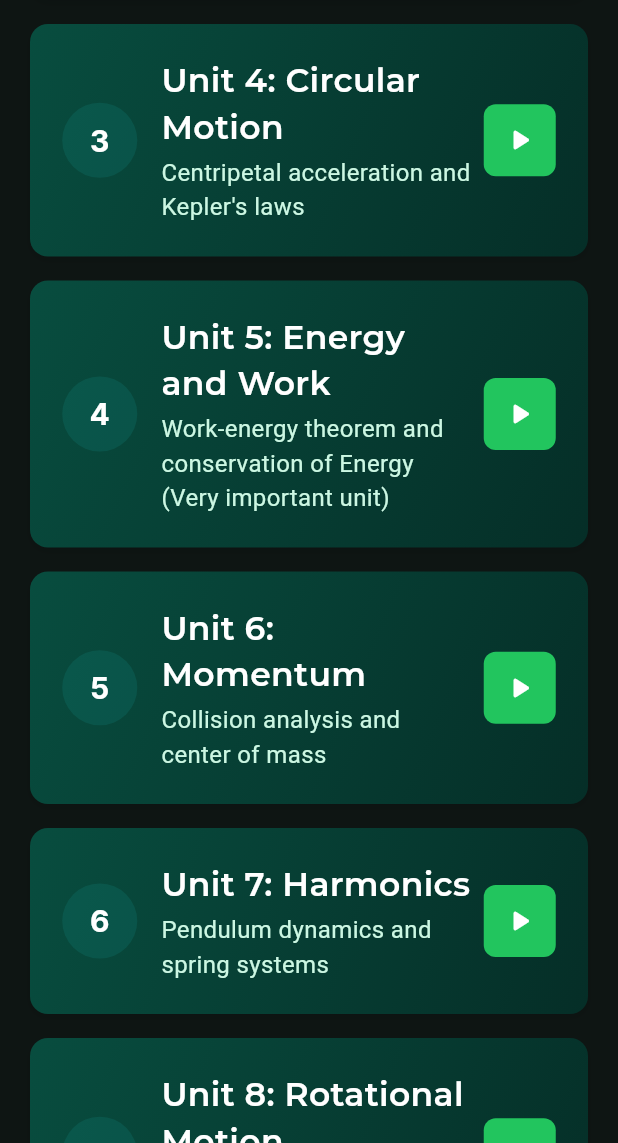
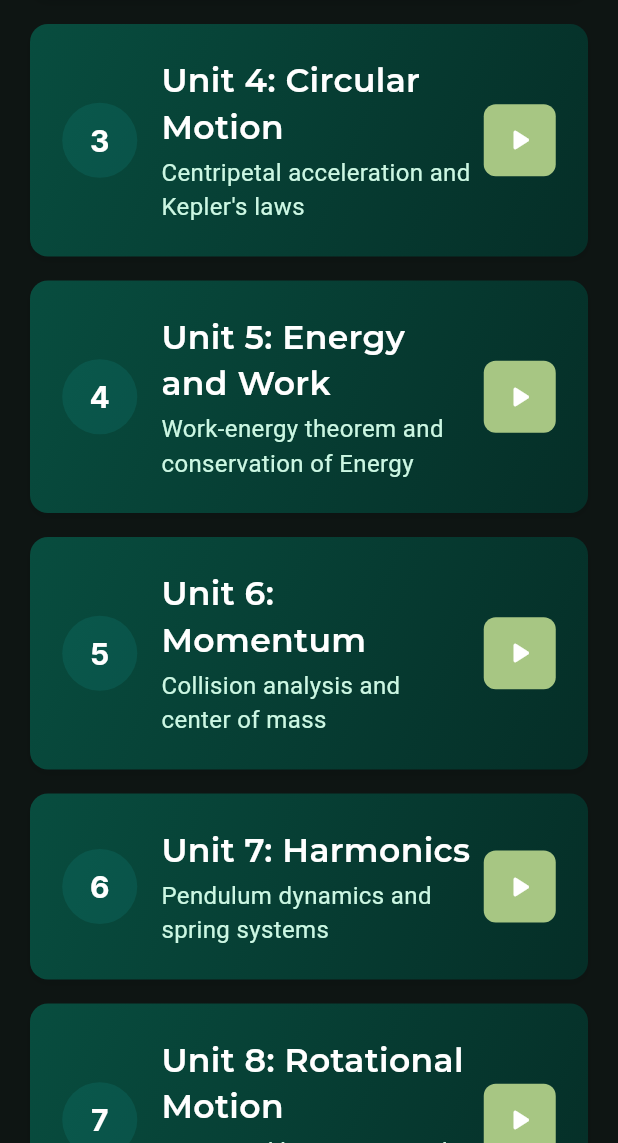
Before and after one commit to HisMonDon/Vera, a Flutter app: the ApPhysics1 screen opened directly, scrolled down 576 dp, on a phone screen of 412 x 824 dp, the part 93-1236 px from its top. Run offline on Flutter 3.47's test engine with Material 3 defaults, Android fonts, the light colour scheme and no system bars; our stand-ins replace auto_size_text, google_fonts, material_design_icons_flutter, persistent_bottom_nav_bar, shared_preferences; missing offline and left inert: extract_video_frame, media_kit, media_kit_video, widget_mask; accounts and stored records are empty.

Commit message:
changed color and gradients

```diff
--- a/coolapp/lib/views/pages/videos/physics_videos/physics_courses/ap_physics_1.dart
+++ b/coolapp/lib/views/pages/videos/physics_videos/physics_courses/ap_physics_1.dart
@@ -72,7 +72,9 @@
                   end: Alignment.bottomRight,
                   colors: isHovered
                       ? [
-                          Color.fromARGB(255, 10, 97, 80),
+                          Color.fromARGB(255, 7, 61, 51),
+                          Color.fromARGB(255, 167, 198, 131),
+
                           Color.fromARGB(255, 7, 61, 51),
                         ]
                       : [
@@ -83,7 +85,7 @@
                 borderRadius: BorderRadius.circular(12),
                 border: Border.all(
                   color: isHovered
-                      ? Color.fromARGB(255, 34, 197, 94).withOpacity(0.6)
+                      ? Color.fromARGB(255, 167, 198, 131)
                       : const Color.fromARGB(0, 121, 27, 27), //transparent
                   width: 1.5,
                 ),
@@ -142,7 +144,7 @@
                   SizedBox(width: 8),
                   Container(
                     decoration: BoxDecoration(
-                      color: Color.fromARGB(255, 34, 197, 94),
+                      color: Color.fromARGB(255, 167, 198, 131),
                       borderRadius: BorderRadius.circular(8),
                     ),
                     child: IconButton(
@@ -202,8 +204,7 @@
     },
     {
       'title': 'Unit 5: Energy and Work',
-      'description':
-          'Work-energy theorem and conservation of Energy (Very important unit)',
+      'description': 'Work-energy theorem and conservation of Energy',
       'videoPage': VideoPlayerScreen(),
       'videoLink':
           'https://raw.githubusercontent.com/HisMonDon/Vera_Videos/main/videos/testVideo.mp4',
@@ -276,7 +277,7 @@
                       width: 80,
                       height: 80,
                       decoration: BoxDecoration(
-                        color: Colors.white.withOpacity(0.1),
+                        color: Color.fromARGB(255, 167, 198, 131),
                         borderRadius: BorderRadius.circular(12),
                       ),
                       child: Icon(Icons.science, size: 40, color: Colors.white),
```
